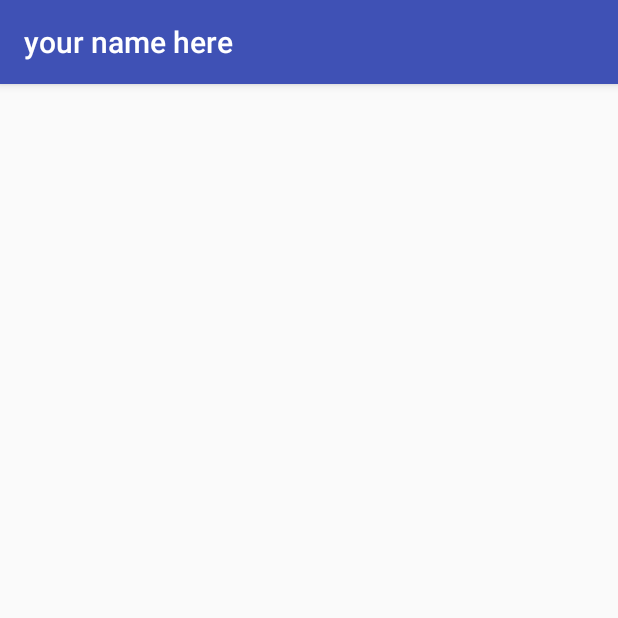
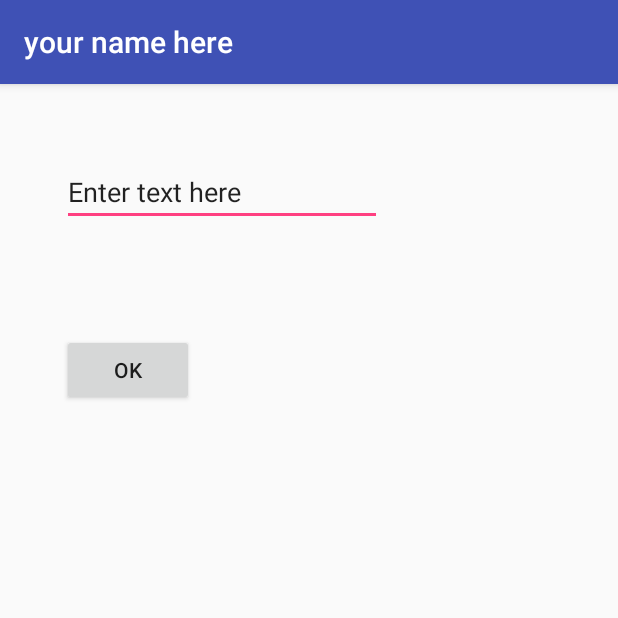
Before and after one commit to Markieta/Workshop2_Summer2017, an Android app: the SecondActivity screen opened directly, with no data from a screen before it, on a phone screen of 412 x 824 dp, the top half of it. Run offline under Robolectric (Android 15) with nearby library versions, the phone set to English and light mode, and no system bars.

Commit message:
added controls to SecondActivity

```diff
--- a/app/src/main/res/layout/activity_second.xml
+++ b/app/src/main/res/layout/activity_second.xml
@@ -10,4 +10,24 @@
     android:paddingTop="@dimen/activity_vertical_margin"
     tools:context="com.example.mareklaskowski.workshop2_summer2017.SecondActivity">
 
+    <EditText
+        android:layout_width="wrap_content"
+        android:layout_height="wrap_content"
+        android:inputType="textPersonName"
+        android:text="Enter text here"
+        android:ems="10"
+        android:layout_alignParentTop="true"
+        android:layout_alignParentStart="true"
+        android:layout_marginStart="25dp"
+        android:layout_marginTop="33dp"
+        android:id="@+id/editText" />
+
+    <Button
+        android:text="OK"
+        android:layout_width="wrap_content"
+        android:layout_height="wrap_content"
+        android:layout_below="@+id/editText"
+        android:layout_alignStart="@+id/editText"
+        android:layout_marginTop="72dp"
+        android:id="@+id/ok_button" />
 </RelativeLayout>
```
